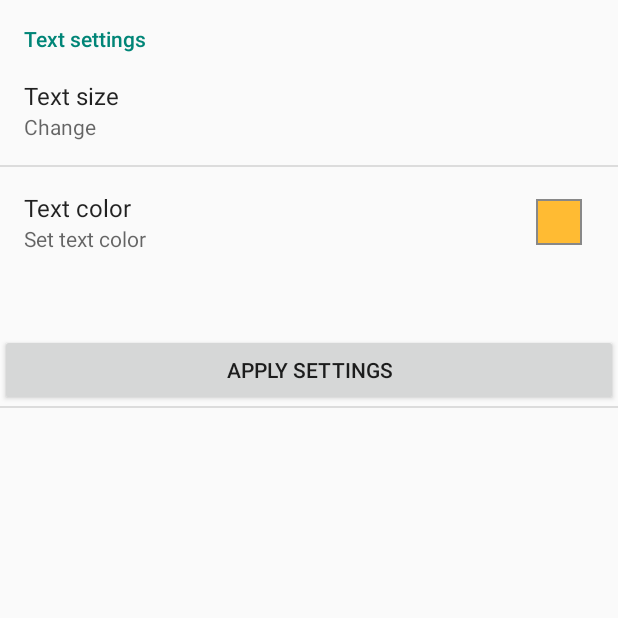
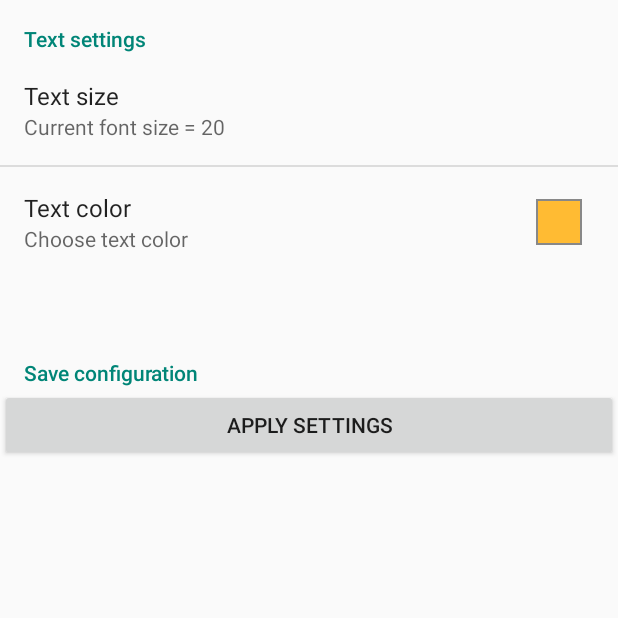
Before and after one commit to yaroslav-shlapak/VoltageWidget, an Android app: the SettingsActivity screen opened directly, with no data from a screen before it, on a phone screen of 412 x 824 dp, the top half of it. Run offline under Robolectric (Android 15) with nearby library versions, the phone set to English and light mode, and no system bars.

Commit message:
Alpha version
Signed-off-by: y.shlapak <y.shlapak@samsung.com>

```diff
--- a/app/src/main/java/com/voidgreen/voltagewidget/BatteryInfoReceiver.java
+++ b/app/src/main/java/com/voidgreen/voltagewidget/BatteryInfoReceiver.java
@@ -4,7 +4,6 @@ import android.content.BroadcastReceiver;
 import android.content.Context;
 import android.content.Intent;
 import android.os.BatteryManager;
-import android.util.Log;
 
 /**+
  * Created by y.shlapak on Jun 15, 2015.
--- a/app/src/main/java/com/voidgreen/voltagewidget/SettingsActivity.java
+++ b/app/src/main/java/com/voidgreen/voltagewidget/SettingsActivity.java
@@ -5,8 +5,12 @@ import android.content.Context;
 import android.content.Intent;
 import android.content.SharedPreferences;
 import android.os.Bundle;
+import android.preference.EditTextPreference;
+import android.preference.ListPreference;
+import android.preference.MultiSelectListPreference;
+import android.preference.Preference;
 import android.preference.PreferenceActivity;
-import android.util.Log;
+import android.preference.PreferenceGroup;
 import android.util.TypedValue;
 import android.view.View;
 import android.widget.RemoteViews;
@@ -14,7 +18,7 @@ import android.widget.RemoteViews;
 /**
  * Created by y.shlapak on Jun 17, 2015.
  */
-public class SettingsActivity extends PreferenceActivity {
+public class SettingsActivity extends PreferenceActivity implements SharedPreferences.OnSharedPreferenceChangeListener {
     int mAppWidgetId;
     private static final String EXTRA_STRING = "isFirstTime";
     SharedPreferences sharedPreferences;
@@ -41,6 +45,8 @@ public class SettingsActivity extends PreferenceActivity {
         Intent i = new Intent(context, BatteryInfoService.class);
         context.startService(i);
 
+        initSummary(getPreferenceScreen());
+
     }
 
     public void onApplyButtonClick(View v) {
@@ -63,4 +69,42 @@ public class SettingsActivity extends PreferenceActivity {
     }
 
 
+    @Override
+    public void onSharedPreferenceChanged(SharedPreferences sharedPreferences, String key) {
+        updatePrefSummary(findPreference(key));
+    }
+
+    private void initSummary(Preference p) {
+        if (p instanceof PreferenceGroup) {
+            PreferenceGroup pGrp = (PreferenceGroup) p;
+            for (int i = 0; i < pGrp.getPreferenceCount(); i++) {
+                initSummary(pGrp.getPreference(i));
+            }
+        } else {
+            updatePrefSummary(p);
+        }
+    }
+
+    private void updatePrefSummary(Preference p) {
+        if (p instanceof NumberPickerPreference) {
+            VoltageWidgetData voltageWidgetData = new VoltageWidgetData(context);
+            p.setSummary("Current font size = " + voltageWidgetData.getTextSize());
+        }
+    }
+
+    @Override
+    protected void onResume() {
+        super.onResume();
+        // Set up a listener whenever a key changes
+        getPreferenceScreen().getSharedPreferences()
+                .registerOnSharedPreferenceChangeListener(this);
+    }
+
+    @Override
+    protected void onPause() {
+        super.onPause();
+        // Unregister the listener whenever a key changes
+        getPreferenceScreen().getSharedPreferences()
+                .unregisterOnSharedPreferenceChangeListener(this);
+    }
 }
--- a/app/src/main/java/com/voidgreen/voltagewidget/Utility.java
+++ b/app/src/main/java/com/voidgreen/voltagewidget/Utility.java
@@ -10,7 +10,7 @@ import android.widget.RemoteViews;
  * Created by y.shlapak on Jun 15, 2015.
  */
 public class Utility {
-    private final static String defaultString = "XXXX";
+    private final static String defaultString = "waiting for update";
 
     public static String getSavedBatteryInfo(Context context) {
         SharedPreferences batteryInfoSharedPref = context.getSharedPreferences(context.getString(R.string.voltage_widget_shared_pref),
--- a/app/src/main/res/layout/widget_layout.xml
+++ b/app/src/main/res/layout/widget_layout.xml
@@ -7,7 +7,7 @@
     <TextView android:text="@string/batteryInfo"
         android:layout_width="wrap_content"
         android:layout_height="wrap_content"
-        android:textSize="50dip"
+        android:textSize="10dip"
         android:id="@+id/batteryInfoTextViewWidget"
         android:layout_centerVertical="true"
         android:layout_centerHorizontal="true" />
--- a/app/src/main/res/xml/preferences.xml
+++ b/app/src/main/res/xml/preferences.xml
@@ -2,22 +2,26 @@
 <PreferenceScreen xmlns:android="http://schemas.android.com/apk/res/android">
     <PreferenceCategory
         android:key="pref_key_storage_settings"
-        android:title="Text settings"/>
+        android:title="Text settings" />
     <com.voidgreen.voltagewidget.NumberPickerPreference
         android:defaultValue="20"
         android:key="@string/pref_text_size_key"
-            android:title="@string/pref_text_size_title"
-            android:summary="Change "/>
+        android:summary="Change "
+        android:title="@string/pref_text_size_title" />
     <com.voidgreen.voltagewidget.colorpickerpreference.ColorPickerPreference
         alphaSlider="true"
         android:defaultValue="@color/orange"
         android:key="@string/pref_text_color_key"
-            android:title="@string/pref_text_color_title"
-            android:summary="Set text color"/>
+        android:summary="Choose text color"
+        android:title="@string/pref_text_color_title" />
     <PreferenceCategory />
 
+    <PreferenceCategory
+        android:key="pref_key_storage_settings"
+        android:title="Save configuration" />
     <Preference
         android:key="@string/pref_apply_button_key"
         android:layout="@layout/preference_button" />
     />
+    <PreferenceCategory />
 </PreferenceScreen>
```
Lines whose indentation alone changed are shown as unchanged.
